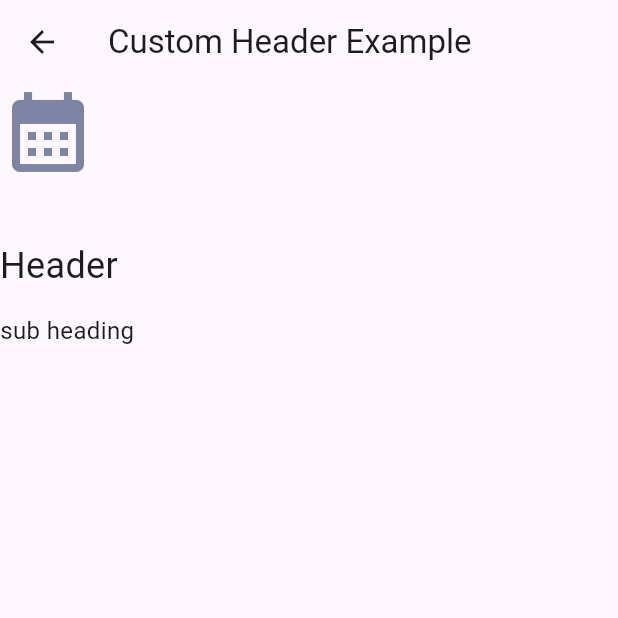
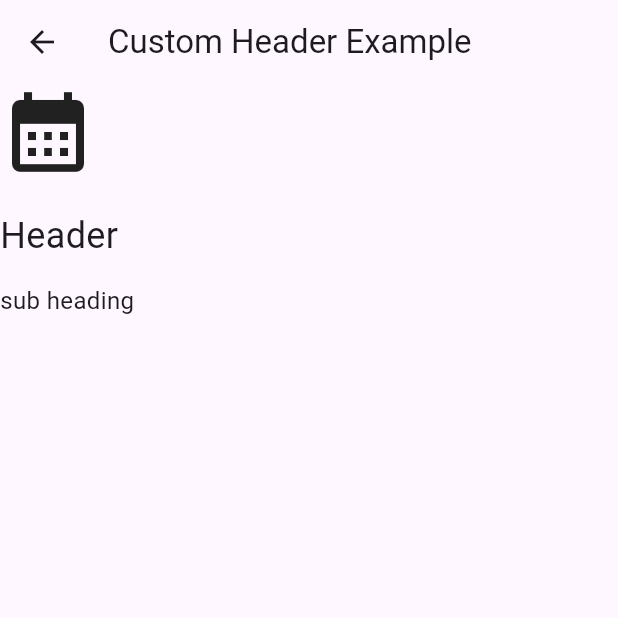
Before and after one commit to Upside-Solutions-Pvt-Ltd/upside_component_lib, a Flutter app: the CustomHeaderScreen screen opened directly, on a phone screen of 412 x 824 dp, the top half of it. Run offline on Flutter 3.47's test engine with Material 3 defaults, Android fonts, the phone set to English and light mode, and no system bars; our stand-ins replace flutter_svg, mask_text_input_formatter, plugin_platform_interface, table_calendar, web.

Commit message:
Header component update

```diff
--- a/lib/ui/component/header/custom_header.dart
+++ b/lib/ui/component/header/custom_header.dart
@@ -1,46 +1,36 @@
 import 'package:flutter/material.dart';
 import 'package:upside_component_lib/config/default_values.dart';
-import 'package:upside_component_lib/theme/app_colors.dart';
 
 class Header extends StatelessWidget {
   final String headerText;
   final String subHeaderText;
-  final IconData icon;
-  final MainAxisAlignment mainAxisAlignment;
-  final CrossAxisAlignment crossAxisAlignment;
-  final Color iconColor;
-  final double iconToHeaderSpacing;
-  final TextAlign headerTextAlign;
-  final TextAlign subHeaderTextAlign;
+  final IconData? icon;
+  final bool centerAlign;
 
   const Header({
     super.key,
     required this.headerText,
     required this.subHeaderText,
-    required this.icon,
-    this.mainAxisAlignment = MainAxisAlignment.start,
-    this.crossAxisAlignment = CrossAxisAlignment.start,
-    this.iconColor = AppColors.customHeaderIcon,
-    this.iconToHeaderSpacing = 40,
-    this.headerTextAlign = TextAlign.center,
-    this.subHeaderTextAlign = TextAlign.start,
+    this.icon,
+    this.centerAlign = false,
   });
 
   @override
   Widget build(BuildContext context) {
     return Column(
-      mainAxisAlignment: mainAxisAlignment,
-      crossAxisAlignment: crossAxisAlignment,
+      crossAxisAlignment: centerAlign
+          ? CrossAxisAlignment.center
+          : CrossAxisAlignment.start,
       children: [
-        Icon(icon, size: CustomHeaderConstants.iconSize, color: iconColor),
-        SizedBox(height: iconToHeaderSpacing),
+        icon != null ? Icon(icon, size: CustomHeaderConstants.iconSize) : SizedBox.shrink(),
+        SizedBox(height: 20),
         Text(
           headerText,
           style: TextStyle(
             fontSize: Theme.of(context).textTheme.headlineSmall?.fontSize,
             fontWeight: FontWeight.w400,
           ),
-          textAlign: headerTextAlign,
+          textAlign: centerAlign ? TextAlign.center : TextAlign.left,
         ),
         SizedBox(height: 15),
         Text(
@@ -49,7 +39,7 @@ class Header extends StatelessWidget {
             fontSize: Theme.of(context).textTheme.bodyLarge?.fontSize,
             fontWeight: FontWeight.w400,
           ),
-          textAlign: subHeaderTextAlign,
+          textAlign: centerAlign ? TextAlign.center : TextAlign.left,
         ),
       ],
     );
```
